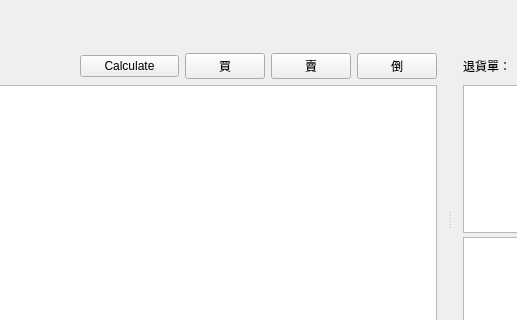
The window that dialog.ui (ultimatedbz/inventory) describes before a commit, drawn with Qt 5; both pictures show x 405 to 922 and y 0 to 320 of the 1197 by 612 pixel window.
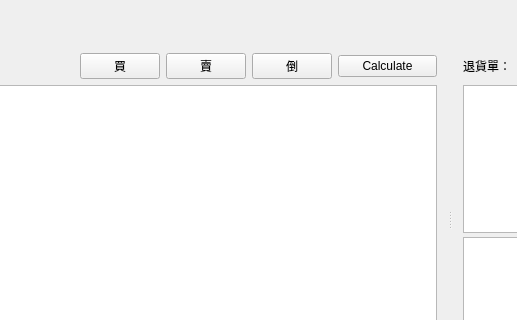
The same window after the commit.

Diff of the .ui file:
```diff
--- a/dialog.ui
+++ b/dialog.ui
@@ -104,6 +104,45 @@
                </property>
               </widget>
              </item>
+             <item>
+              <widget class="QPushButton" name="Buy">
+               <property name="sizePolicy">
+                <sizepolicy hsizetype="Maximum" vsizetype="Fixed">
+                 <horstretch>0</horstretch>
+                 <verstretch>0</verstretch>
+                </sizepolicy>
+               </property>
+               <property name="text">
+                <string>買</string>
+               </property>
+              </widget>
+             </item>
+             <item>
+              <widget class="QPushButton" name="Sell">
+               <property name="sizePolicy">
+                <sizepolicy hsizetype="Maximum" vsizetype="Fixed">
+                 <horstretch>0</horstretch>
+                 <verstretch>0</verstretch>
+                </sizepolicy>
+               </property>
+               <property name="text">
+                <string>賣</string>
+               </property>
+              </widget>
+             </item>
+             <item>
+              <widget class="QPushButton" name="dumpButton">
+               <property name="sizePolicy">
+                <sizepolicy hsizetype="Maximum" vsizetype="Fixed">
+                 <horstretch>0</horstretch>
+                 <verstretch>0</verstretch>
+                </sizepolicy>
+               </property>
+               <property name="text">
+                <string>倒</string>
+               </property>
+              </widget>
+             </item>
              <item>
               <widget class="QPushButton" name="CalculateSold">
                <property name="minimumSize">
@@ -117,45 +156,6 @@
                </property>
               </widget>
              </item>
-             <item>
-              <widget class="QPushButton" name="Buy">
-               <property name="sizePolicy">
-                <sizepolicy hsizetype="Maximum" vsizetype="Fixed">
-                 <horstretch>0</horstretch>
-                 <verstretch>0</verstretch>
-                </sizepolicy>
-               </property>
-               <property name="text">
-                <string>買</string>
-               </property>
-              </widget>
-             </item>
-             <item>
-              <widget class="QPushButton" name="Sell">
-               <property name="sizePolicy">
-                <sizepolicy hsizetype="Maximum" vsizetype="Fixed">
-                 <horstretch>0</horstretch>
-                 <verstretch>0</verstretch>
-                </sizepolicy>
-               </property>
-               <property name="text">
-                <string>賣</string>
-               </property>
-              </widget>
-             </item>
-             <item>
-              <widget class="QPushButton" name="dumpButton">
-               <property name="sizePolicy">
-                <sizepolicy hsizetype="Maximum" vsizetype="Fixed">
-                 <horstretch>0</horstretch>
-                 <verstretch>0</verstretch>
-                </sizepolicy>
-               </property>
-               <property name="text">
-                <string>倒</string>
-               </property>
-              </widget>
-             </item>
             </layout>
            </item>
            <item>
```
